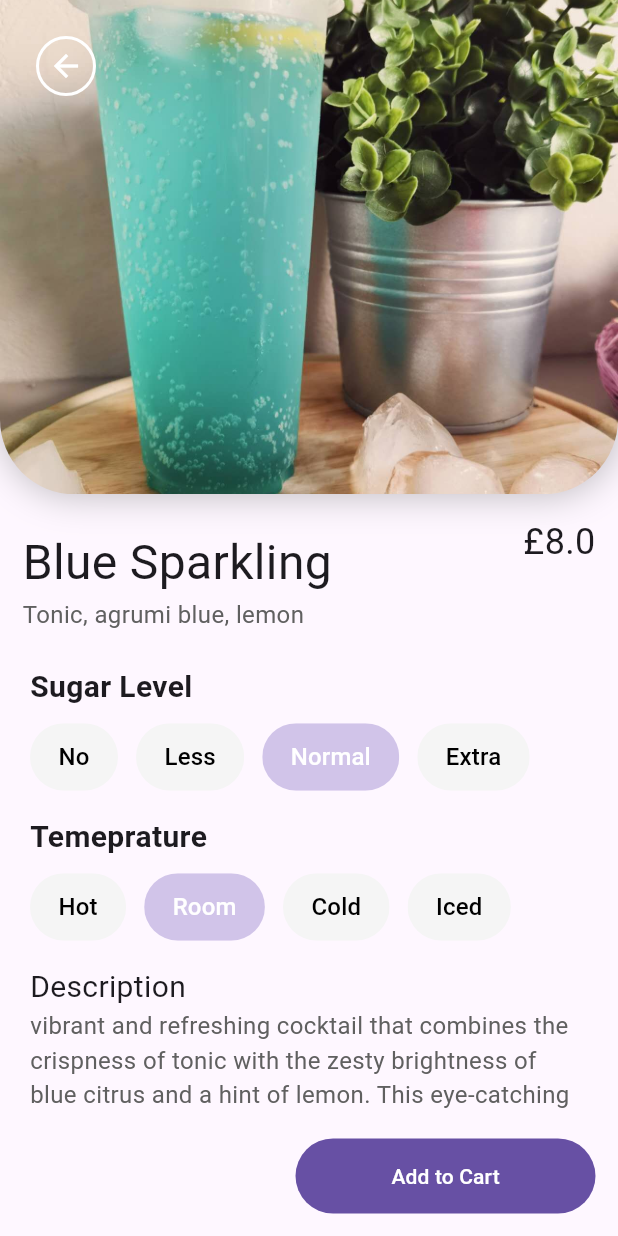
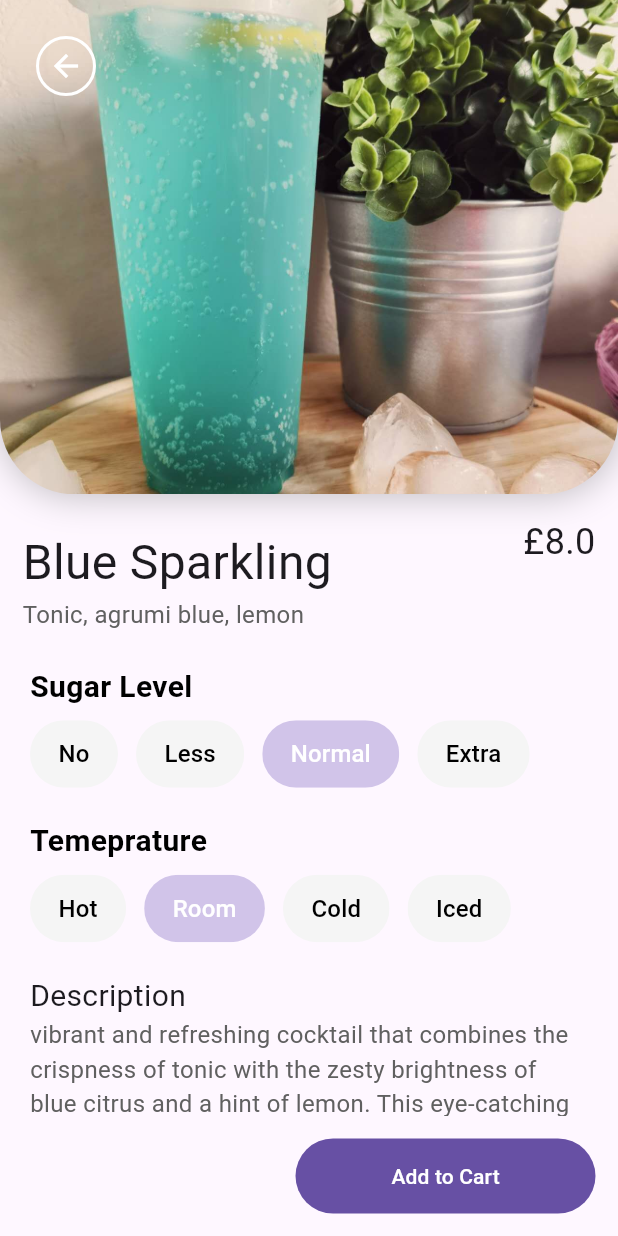
Before and after one commit to RanXXXw/Bobo_Tea, a Flutter app: the BeverageDetailPage screen opened directly with sample values from the repository, on a phone screen of 412 x 824 dp. Run offline on Flutter 3.47's test engine with Material 3 defaults, Android fonts, the light colour scheme and no system bars; our stand-ins replace carousel_slider, font_awesome_flutter, google_fonts, google_maps_flutter, permission_handler, shared_preferences and 1 more; accounts and stored records are empty; Roboto replaces fonts that are missing (Mukta).

Commit message:
use of resources

```diff
--- a/lib/screens/navigation/navigation_screen.dart
+++ b/lib/screens/navigation/navigation_screen.dart
@@ -57,7 +57,6 @@ class _NavigationPageState extends State<NavigationPage> {
               NavigationDestination(
                 selectedIcon: Icon(Icons.shopping_cart),
                 icon: Icon(Icons.shopping_cart_outlined),
-
                 label: AppStrings.cartNavLabel,
                 tooltip: AppStrings.cartNavTooltip,
               ),
--- a/lib/services/dbHelper.dart
+++ b/lib/services/dbHelper.dart
@@ -71,7 +71,6 @@ class DatabaseHelper {
     final orders = List<Order>.generate(maps.length, (i) {
       final itemsJson = maps[i]['items'];
       List<CartItem> items = [];
-      print(itemsJson);
 
       if (itemsJson is String) {
         items = (jsonDecode(itemsJson) as List<dynamic>)
--- a/lib/widgets/chioce_chip.dart
+++ b/lib/widgets/chioce_chip.dart
@@ -1,3 +1,4 @@
+import 'package:bobo_tea/resources/resources.dart';
 import 'package:flutter/material.dart';
 
 class ChoiceChipGroup extends StatelessWidget {
@@ -17,22 +18,22 @@ class ChoiceChipGroup extends StatelessWidget {
   @override
   Widget build(BuildContext context) {
     return Container(
-      padding: const EdgeInsets.only(bottom: 15),
+      padding: const EdgeInsets.only(bottom: AppDimens.paddingMarginM),
       width: 600,
       child: Column(
         crossAxisAlignment: CrossAxisAlignment.start,
         children: [
           Text(
             title,
-            style: const TextStyle(fontSize: 20, fontWeight: FontWeight.bold),
+            style: AppTextStyles.mediumBoldBlack,
           ),
-          const SizedBox(height: 8),
+          const SizedBox(height: AppDimens.heightXXXS),
           Wrap(
             spacing: 12.0,
             runSpacing: 12.0,
             children: options
                 .map((option) => ChoiceChip(
-                      padding: const EdgeInsets.all(10.0),
+                      padding: const EdgeInsets.all(AppDimens.paddingMarginXS),
                       showCheckmark: false,
                       backgroundColor: Colors.grey[100],
                       selectedColor: Colors.deepPurple[100],
@@ -42,7 +43,7 @@ class ChoiceChipGroup extends StatelessWidget {
                         color: selectedValue == option
                             ? Colors.white
                             : Colors.black,
-                        fontSize: 16.0,
+                        fontSize: AppDimens.textS,
                       ),
                       label: Text(option.toString().split('.').last),
                       selected: selectedValue == option,
--- a/lib/widgets/custom_app_bar.dart
+++ b/lib/widgets/custom_app_bar.dart
@@ -1,3 +1,4 @@
+import 'package:bobo_tea/resources/resources.dart';
 import 'package:flutter/material.dart';
 import 'package:google_fonts/google_fonts.dart';
 
@@ -16,9 +17,9 @@ class ReusableAppBar extends StatelessWidget implements PreferredSizeWidget {
       title: Text(
         titleText,
         style: GoogleFonts.courgette(
-            fontSize: 24, color: const Color.fromARGB(255, 248, 244, 241)),
+            fontSize: AppDimens.textL, color: const Color.fromARGB(255, 248, 244, 241)),
       ),
-      backgroundColor: const Color.fromARGB(255, 202, 199, 222),
+      backgroundColor: AppColors.primary,
     );
   }
 
```
